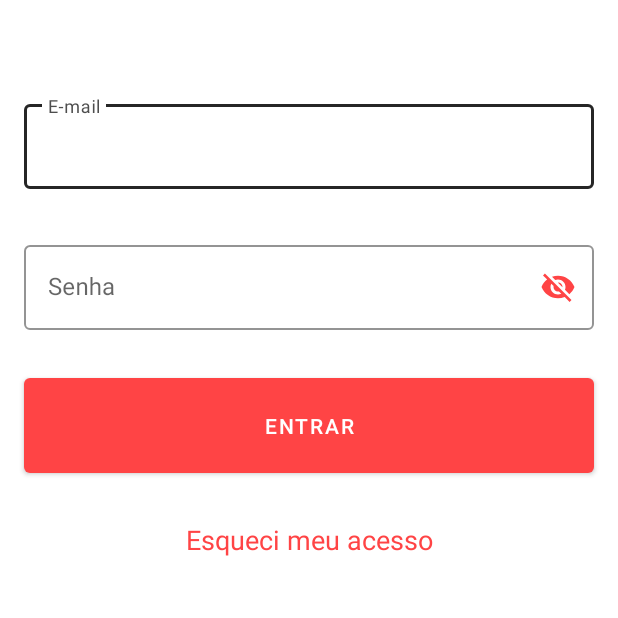
After one commit to brunorodriguesaraujo/alternativecheckin, an Android app: the LoginActivity screen opened directly, with no data from a screen before it, on a phone screen of 412 x 824 dp, the top half of it. The commit adds this screen. Run offline under Robolectric (Android 15) with nearby library versions, the phone set to English and light mode, and no system bars.

Commit message:
feat: #main add login activity

```diff
--- a/app/src/main/AndroidManifest.xml
+++ b/app/src/main/AndroidManifest.xml
@@ -13,6 +13,9 @@
         android:roundIcon="@mipmap/ic_launcher_round"
         android:supportsRtl="true"
         android:theme="@style/Theme.AlternativeCheckIn">
+        <activity
+            android:name=".ui.login.LoginActivity"
+            android:exported="false" />
         <activity
             android:name=".ui.splash.ScreenActivity"
             android:exported="true"
@@ -31,7 +34,6 @@
         <activity
             android:name=".ui.maps.MapsActivity"
             android:exported="false" />
-
         <activity
             android:name=".ui.position.PositionListActivity"
             android:exported="false" />
--- /dev/null
+++ b/app/src/main/java/br/com/alternativecheck_in/ui/login/LoginActivity.kt
@@ -0,0 +1,25 @@
+package br.com.alternativecheck_in.ui.login
+
+import android.content.Intent
+import androidx.appcompat.app.AppCompatActivity
+import android.os.Bundle
+import br.com.alternativecheck_in.R
+import br.com.alternativecheck_in.databinding.ActivityLoginBinding
+import br.com.alternativecheck_in.ui.maps.MapsActivity
+
+class LoginActivity : AppCompatActivity() {
+
+    private lateinit var binding: ActivityLoginBinding
+
+    override fun onCreate(savedInstanceState: Bundle?) {
+        super.onCreate(savedInstanceState)
+        binding = ActivityLoginBinding.inflate(layoutInflater)
+        setContentView(binding.root)
+
+        binding.buttonLogin.setOnClickListener {
+            val intent = Intent(this, MapsActivity::class.java)
+            startActivity(intent)
+            finish()
+        }
+    }
+}
--- a/app/src/main/java/br/com/alternativecheck_in/ui/splash/ScreenActivity.kt
+++ b/app/src/main/java/br/com/alternativecheck_in/ui/splash/ScreenActivity.kt
@@ -8,6 +8,7 @@ import androidx.appcompat.app.AlertDialog
 import androidx.appcompat.app.AppCompatActivity
 import br.com.alternativecheck_in.R
 import br.com.alternativecheck_in.databinding.DialogCustomBinding
+import br.com.alternativecheck_in.ui.login.LoginActivity
 import br.com.alternativecheck_in.ui.maps.MapsActivity
 
 class ScreenActivity : AppCompatActivity() {
@@ -36,7 +37,7 @@ class ScreenActivity : AppCompatActivity() {
         when (requestCode) {
             LOCATION_REQUEST_CODE -> {
                 if ((grantResults.isNotEmpty() && grantResults[0] == PackageManager.PERMISSION_GRANTED)) {
-                    val intent = Intent(this, MapsActivity::class.java)
+                    val intent = Intent(this, LoginActivity::class.java)
                     startActivity(intent)
                     finish()
                 } else {
--- /dev/null
+++ b/app/src/main/res/drawable/selector_button_rounded.xml
@@ -0,0 +1,7 @@
+<?xml version="1.0" encoding="utf-8"?>
+<selector xmlns:android="http://schemas.android.com/apk/res/android">
+
+    <item android:drawable="@drawable/shape_button_normal" android:state_enabled="true" />
+    <item android:drawable="@drawable/shape_button_disabled" android:state_enabled="false" />
+
+</selector>
--- a/app/src/main/res/drawable/shape_button_normal.xml
+++ b/app/src/main/res/drawable/shape_button_normal.xml
@@ -2,4 +2,5 @@
 <shape xmlns:android="http://schemas.android.com/apk/res/android">
 
     <solid android:color="@color/colorPrimary" />
+    <corners android:radius="4dp" />
 </shape>
--- /dev/null
+++ b/app/src/main/res/drawable/shape_cursor.xml
@@ -0,0 +1,6 @@
+<?xml version="1.0" encoding="utf-8"?>
+<shape xmlns:android="http://schemas.android.com/apk/res/android"
+    android:shape="rectangle">
+    <solid android:color="@color/textcolorBlack" />
+    <size android:width="1dp" />
+</shape>
--- /dev/null
+++ b/app/src/main/res/layout/activity_login.xml
@@ -0,0 +1,79 @@
+<?xml version="1.0" encoding="utf-8"?>
+<androidx.constraintlayout.widget.ConstraintLayout xmlns:android="http://schemas.android.com/apk/res/android"
+    xmlns:app="http://schemas.android.com/apk/res-auto"
+    xmlns:tools="http://schemas.android.com/tools"
+    android:layout_width="match_parent"
+    android:layout_height="match_parent"
+    tools:context=".ui.login.LoginActivity">
+
+    <com.google.android.material.textfield.TextInputLayout
+        android:id="@+id/textinput_email"
+        style="@style/Widget.MaterialComponents.TextInputLayout.OutlinedBox"
+        android:layout_width="match_parent"
+        android:layout_height="wrap_content"
+        android:layout_marginHorizontal="16dp"
+        android:layout_marginTop="64dp"
+        android:hint="@string/login_email"
+        app:boxStrokeColor="@color/textcolorBlack"
+        app:hintTextColor="@color/colorNeutral01"
+        app:layout_constraintEnd_toEndOf="parent"
+        app:layout_constraintStart_toStartOf="parent"
+        app:layout_constraintTop_toTopOf="parent">
+
+        <com.google.android.material.textfield.TextInputEditText
+            android:layout_width="match_parent"
+            android:layout_height="match_parent"
+            android:textColor="@color/textcolorBlack"
+            android:textCursorDrawable="@drawable/shape_cursor" />
+
+    </com.google.android.material.textfield.TextInputLayout>
+
+    <com.google.android.material.textfield.TextInputLayout
+        android:id="@+id/textinput_password"
+        style="@style/Widget.MaterialComponents.TextInputLayout.OutlinedBox"
+        android:layout_width="match_parent"
+        android:layout_height="wrap_content"
+        android:layout_marginHorizontal="16dp"
+        android:layout_marginTop="32dp"
+        android:hint="@string/login_password"
+        app:boxStrokeColor="@color/textcolorBlack"
+        app:endIconMode="password_toggle"
+        app:endIconTint="@color/colorPrimary"
+        app:hintTextColor="@color/colorNeutral01"
+        app:layout_constraintEnd_toEndOf="parent"
+        app:layout_constraintStart_toStartOf="parent"
+        app:layout_constraintTop_toBottomOf="@id/textinput_email">
+
+        <com.google.android.material.textfield.TextInputEditText
+            android:layout_width="match_parent"
+            android:layout_height="match_parent"
+            android:textColor="@color/textcolorBlack"
+            android:textCursorDrawable="@drawable/shape_cursor" />
+    </com.google.android.material.textfield.TextInputLayout>
+
+    <com.google.android.material.button.MaterialButton
+        android:id="@+id/button_login"
+        android:layout_width="match_parent"
+        android:layout_height="wrap_content"
+        android:layout_marginHorizontal="16dp"
+        android:layout_marginTop="32dp"
+        android:background="@drawable/selector_button_rounded"
+        android:fontFamily="sans-serif-medium"
+        android:padding="16dp"
+        android:text="@string/login_enter"
+        app:layout_constraintEnd_toEndOf="parent"
+        app:layout_constraintStart_toStartOf="parent"
+        app:layout_constraintTop_toBottomOf="@+id/textinput_password" />
+
+    <com.google.android.material.textview.MaterialTextView
+        android:layout_width="wrap_content"
+        android:layout_height="wrap_content"
+        android:layout_marginTop="32dp"
+        android:text="@string/login_forgot"
+        android:textColor="@color/colorPrimary"
+        android:textSize="18sp"
+        app:layout_constraintEnd_toEndOf="@+id/button_login"
+        app:layout_constraintStart_toStartOf="@+id/button_login"
+        app:layout_constraintTop_toBottomOf="@+id/button_login" />
+
+</androidx.constraintlayout.widget.ConstraintLayout>
--- a/app/src/main/res/values/strings.xml
+++ b/app/src/main/res/values/strings.xml
@@ -14,4 +14,10 @@
     <string name="position_checkout">Fazer Checkout</string>
     <string name="postion_content_description">botão de voltar</string>
 
+    <!-- LoginActivity -->
+    <string name="login_forgot">Esqueci meu acesso</string>
+    <string name="login_enter">Entrar</string>
+    <string name="login_password">Senha</string>
+    <string name="login_email">E-mail</string>
+
 </resources>
--- a/app/src/main/res/values/themes.xml
+++ b/app/src/main/res/values/themes.xml
@@ -1,4 +1,5 @@
 <resources xmlns:tools="http://schemas.android.com/tools">
+
     <style name="Theme.AlternativeCheckIn" parent="Theme.MaterialComponents.Light.NoActionBar">
         <item name="colorPrimary">@color/colorPrimary</item>
         <item name="colorSecondary">@color/colorSecondary</item>
@@ -16,7 +17,8 @@
         <item name="android:padding">14dp</item>
     </style>
 
-    <style name="DialogCustomer" parent="Theme.AppCompat.Light.Dialog.Alert" >
+    <style name="DialogCustomer" parent="Theme.MaterialComponents.Light.Dialog.Alert">
         <item name="android:windowBackground">@android:color/transparent</item>
     </style>
+
 </resources>
```
